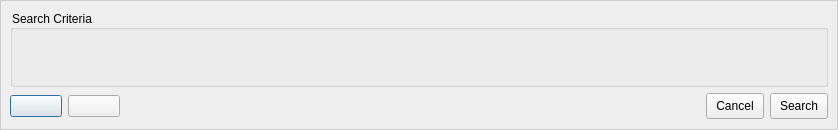
This is retroshare-gui/src/gui/advsearch/AdvancedSearchDialog.ui in RetroShare/RetroShare as Qt 5 draws it before an edit. The edited form follows.
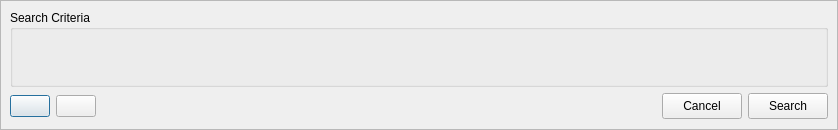
This is the edited form. Icons and pictures are not drawn.

Diff of the .ui file:
```diff
--- a/retroshare-gui/src/gui/advsearch/AdvancedSearchDialog.ui
+++ b/retroshare-gui/src/gui/advsearch/AdvancedSearchDialog.ui
@@ -29,53 +29,6 @@
        <height>130</height>
       </size>
      </property>
-     <property name="styleSheet">
-      <string notr="true">QFrame#frame{ 
-background-color: qlineargradient(x1:0, y1:0, x2:0, y2:1,
-stop:0 #FEFEFE, stop:1 #E8E8E8);
-
-border: 1px solid #CCCCCC;}
-
-QToolButton, QPushButton, QComboBox { 
-border-image: url(:/images/btn_26.png) 4;
-border-width: 4;
-padding: 0px 6px;
-font-size: 12px;
-}
-
-*{
-color: black;
-}
-
-QComboBox QAbstractItemView {
-background-color:white;
-}
-
-QComboBox::down-arrow {
-image: url(:/images/combobox_arrow.png);
-}
-
-QComboBox:drop-down
-{
-subcontrol-origin: padding;
-subcontrol-position: top right;
-border-left-style: none; 
-border-top-right-radius: 1px;
-border-bottom-right-radius: 1px;
-}
-
-QToolButton:hover, QPushButton:hover, QComboBox:hover {
-border-image: url(:/images/btn_26_hover.png) 4;
-}
-
-QToolButton:disabled, QPushButton:disabled, QComboBox::disabled {
-color:gray;
-}
-
-QToolButton:pressed, QPushButton:pressed{
-border-image: url(:/images/btn_26_pressed.png) 4;
-}</string>
-     </property>
      <property name="frameShape">
       <enum>QFrame::StyledPanel</enum>
      </property>
@@ -100,13 +53,6 @@
         <property name="autoFillBackground">
          <bool>false</bool>
         </property>
-        <property name="styleSheet">
-         <string notr="true">QWidget#frame{ 
-background-color: qlineargradient(x1:0, y1:0, x2:0, y2:1,
-stop:0 #FEFEFE, stop:1 #E8E8E8);
-
-border: 1px solid #CCCCCC;}</string>
-        </property>
         <property name="title">
          <string>Search Criteria</string>
         </property>
@@ -174,9 +120,6 @@
           <property name="toolTip">
            <string>Add a further search criterion.</string>
           </property>
-          <property name="text">
-           <string/>
-          </property>
           <property name="icon">
            <iconset resource="../images.qrc">
             <normaloff>:/images/add_24x24.png</normaloff>:/images/add_24x24.png</iconset>
```
Left out of the diff: 6 changed lines with no effect on the pictures.
